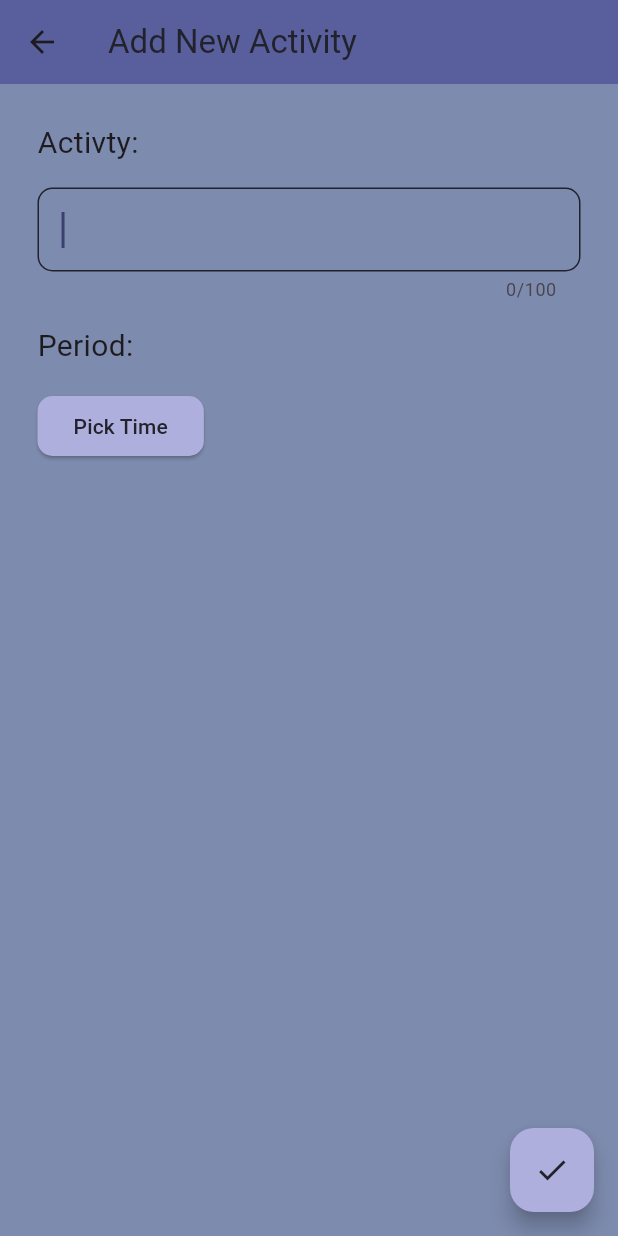
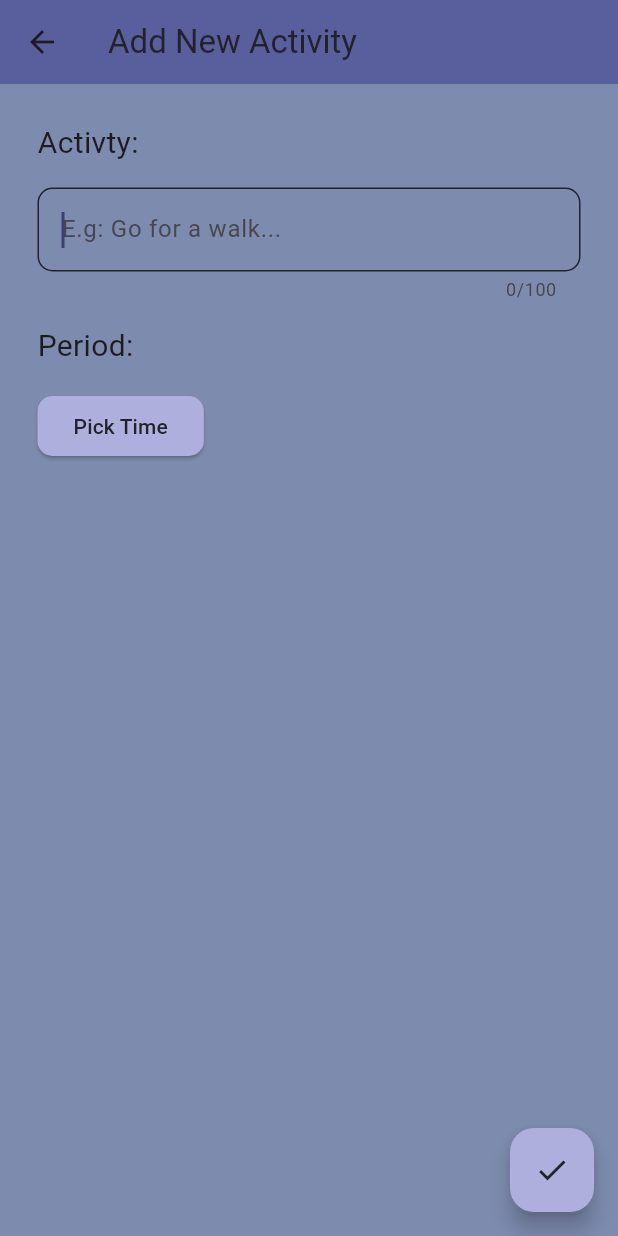
Before and after one commit to bXsh4r/Be-Human-app, a Flutter app: the screen it shows after launch, after a tap on the "add" icon, on a phone screen of 412 x 824 dp. Run offline on Flutter 3.47's test engine with Material 3 defaults, Android fonts, the light colour scheme and no system bars.

Commit message:
activities can now be deleted and edited

```diff
--- a/lib/main.dart
+++ b/lib/main.dart
@@ -56,6 +56,7 @@ class _MainAppState extends State<MainApp> {
               MaterialPageRoute(
                 builder: (context) => NewActivityPage(
                   selectedDayIndex: _selectedDayIndex,
+                  mode: ActivityMode.add,
                 )
               )
             );
@@ -85,6 +86,7 @@ class DayBox extends StatelessWidget {
 
   @override
   Widget build(BuildContext context) {
+
     return GestureDetector(
 
       onTap: onTap,
@@ -134,11 +136,12 @@ class ActivityBox extends StatelessWidget {
   Widget build(BuildContext context) {
     return Container(
       padding: EdgeInsets.all(10),
+      width: double.infinity,
       decoration: BoxDecoration(
         border: Border.all(
           color: Colors.blueGrey,
           strokeAlign: BorderSide.strokeAlignCenter
-        )
+        ),
       ),
       child: Column(
         crossAxisAlignment: CrossAxisAlignment.start,
@@ -186,11 +189,15 @@ class ActivityUtil{
   static void addToDayList(Activity activity){
     activityList[activity.day].add(activity);
   }
+
+  static void editActivity(Activity activity){
+    activityList[activity.day][0] = activity;
+  }
 }
 
 
 class ActivityPage extends StatefulWidget{
-  ActivityPage({
+  const ActivityPage({
     super.key,
     required this.selectedDayIndex,
     required this.onDayChanged,
@@ -246,10 +253,60 @@ class _ActivityPageState extends State<ActivityPage>{
             scrollDirection: Axis.vertical,
             children: [
               for(int i=0; i<ActivityUtil.activityList[widget.selectedDayIndex].length; i++)
-                ActivityBox(
-                  title: ActivityUtil.activityList[widget.selectedDayIndex][i].activityDesc,
-                  period: '${ActivityUtil.activityList[widget.selectedDayIndex][i].startTime!.format(context).toString()} - ${ActivityUtil.activityList[widget.selectedDayIndex][i].endTime!.format(context).toString()}',
-                ),
+                Dismissible(
+
+                  key: ValueKey(
+                    ActivityUtil.activityList[widget.selectedDayIndex][i] // MAKE IT HAVE ITS OWN UNIQUE ID LATER WHEN YOU MAKE A DATABASE
+                  ),
+
+                  confirmDismiss: (direction) async{
+                    if(direction == DismissDirection.startToEnd){
+                      await Navigator.push(
+                        context,
+                        MaterialPageRoute(
+                          builder: (context) => NewActivityPage(
+                            selectedDayIndex: widget.selectedDayIndex,
+                            mode: ActivityMode.edit,
+                            currentActivity: ActivityUtil.activityList[widget.selectedDayIndex][i].activityDesc,
+                            currentStartTime: ActivityUtil.activityList[widget.selectedDayIndex][i].startTime,
+                            currentEndTime: ActivityUtil.activityList[widget.selectedDayIndex][i].endTime,
+                          )
+                        )
+                      );
+                      setState(() {});
+                      return false;
+                    }
+
+                    if(direction == DismissDirection.endToStart){
+                      return true;
+                    }
+                  },
+
+                  onDismissed: (direction) {
+                    setState(() {
+                      ActivityUtil.activityList[widget.selectedDayIndex].removeAt(i);
+                    });
+                  },
+
+                  background: Container(
+                    color: Colors.green,
+                    alignment: Alignment.centerLeft,
+                    padding: EdgeInsets.only(left: 20),
+                    child: Icon(Icons.edit),
+                  ),
+
+                  secondaryBackground: Container(
+                    color: Colors.red,
+                    alignment: Alignment.centerRight,
+                    padding: EdgeInsets.only(right: 20),
+                    child: const Icon(Icons.delete),
+                  ),
+
+                  child: ActivityBox(
+                    title: ActivityUtil.activityList[widget.selectedDayIndex][i].activityDesc,
+                    period: '${ActivityUtil.activityList[widget.selectedDayIndex][i].startTime!.format(context).toString()} - ${ActivityUtil.activityList[widget.selectedDayIndex][i].endTime!.format(context).toString()}',
+                  ),
+                )
             ],
           )
         ),
--- a/lib/new_activity_page.dart
+++ b/lib/new_activity_page.dart
@@ -1,13 +1,28 @@
 import 'package:be_human/main.dart';
 import 'package:flutter/material.dart';
 
+enum ActivityMode {
+  add,
+  edit
+}
+
 class NewActivityPage extends StatefulWidget {
+
+  final ActivityMode mode;
+
   const NewActivityPage({
     super.key,
-    required this.selectedDayIndex
+    required this.selectedDayIndex,
+    required this.mode,
+    this.currentActivity,
+    this.currentStartTime,
+    this.currentEndTime
   });
 
   final int selectedDayIndex;
+  final String? currentActivity;
+  final TimeOfDay? currentStartTime;
+  final TimeOfDay? currentEndTime;
 
   @override
   State<NewActivityPage> createState() => _NewActivityPageState();
@@ -16,7 +31,7 @@ class NewActivityPage extends StatefulWidget {
 
 class _NewActivityPageState extends State<NewActivityPage>{
 
-  final TextEditingController _activityController = TextEditingController();
+  TextEditingController _activityController = TextEditingController();
 
   TimeOfDay? _startTime;
   TimeOfDay? _endTime;
@@ -45,6 +60,15 @@ class _NewActivityPageState extends State<NewActivityPage>{
 
   @override
   Widget build(BuildContext context) {
+
+    final ActivityMode mode = widget.mode;
+
+    if(mode == ActivityMode.edit && _startTime == null && _endTime == null){
+      _activityController = (TextEditingController(text: widget.currentActivity));
+      _startTime = widget.currentStartTime;
+      _endTime = widget.currentEndTime;
+    }
+
     return Scaffold(
 
       backgroundColor: const Color.fromARGB(255, 125, 139, 174),
@@ -54,7 +78,7 @@ class _NewActivityPageState extends State<NewActivityPage>{
         title: Align(
           alignment: Alignment.centerLeft,
           child: Text(
-            'Add New Activity',
+            mode == ActivityMode.add ? 'Add New Activity' : 'Edit Activity',
             style: TextStyle(
               color: const Color.fromARGB(255, 34, 34, 45)
             ),
@@ -80,6 +104,7 @@ class _NewActivityPageState extends State<NewActivityPage>{
               maxLength: 100,
               cursorColor: const Color.fromARGB(255, 60, 64, 113),
               decoration: InputDecoration(
+                hintText: mode == ActivityMode.add ? 'E.g: Go for a walk...' : widget.currentActivity,
                 focusedBorder: OutlineInputBorder(
                   borderRadius: BorderRadius.circular(10),
                   borderSide: BorderSide(
@@ -126,7 +151,7 @@ class _NewActivityPageState extends State<NewActivityPage>{
             day: widget.selectedDayIndex
           );
 
-          ActivityUtil.addToDayList(activity);
+          mode == ActivityMode.add ? ActivityUtil.addToDayList(activity) : ActivityUtil.editActivity(activity);
 
           Navigator.pop(
             context,
```
